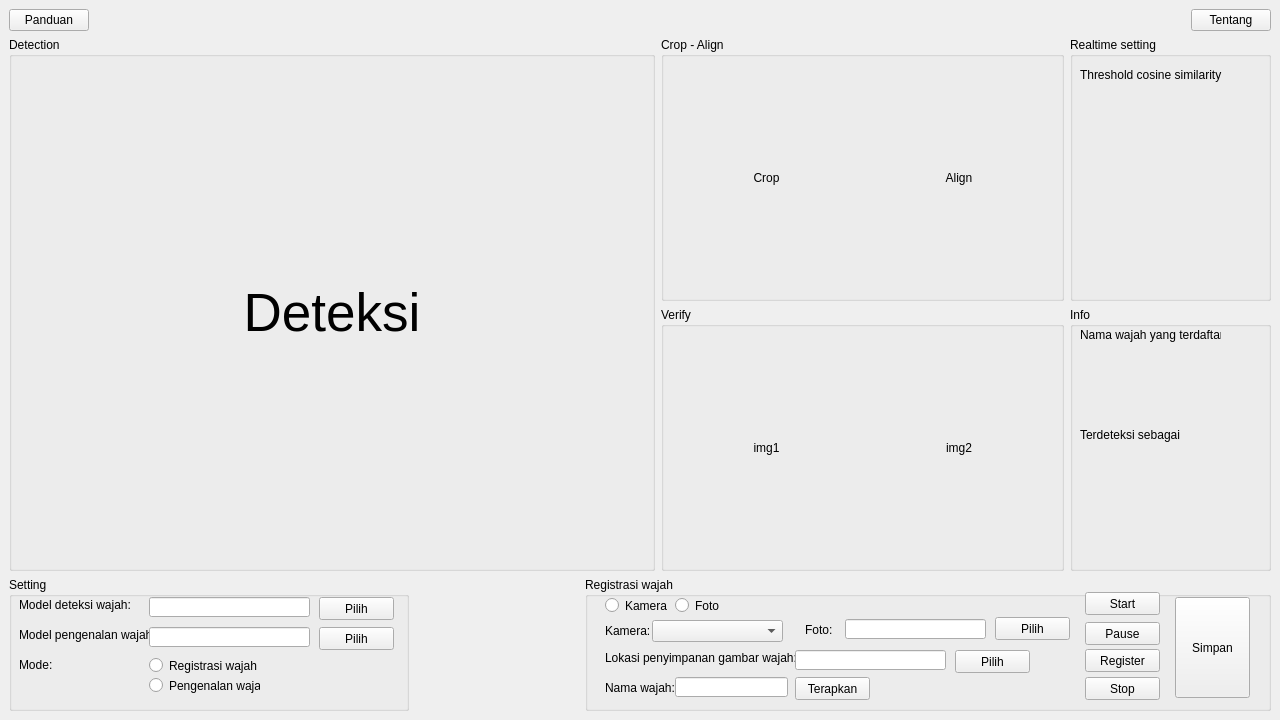
Old version of the form desain_v1.5.ui in the repository yusufpraditya/face-recognition-app.
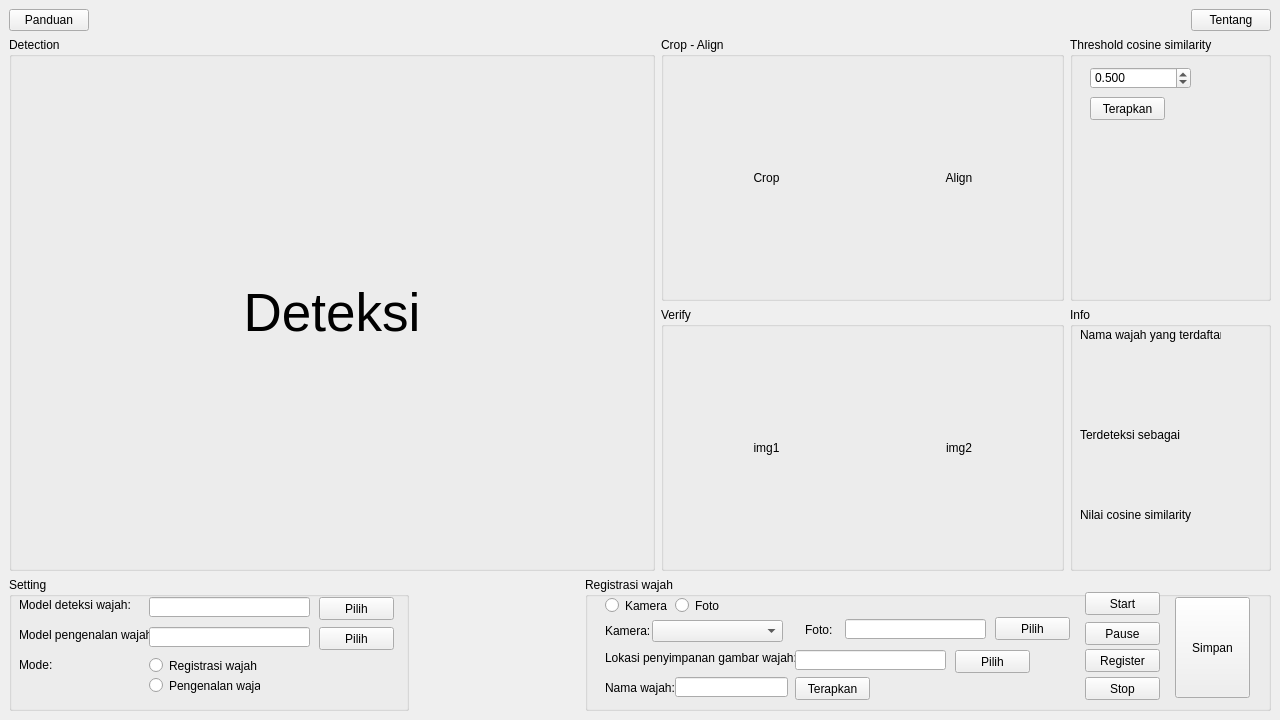
New version of the form.

```diff
--- a/desain_v1.5.ui
+++ b/desain_v1.5.ui
@@ -160,7 +160,7 @@
       <item row="0" column="2" rowspan="2">
        <widget class="QGroupBox" name="boxRTSetting">
         <property name="title">
-         <string>Realtime setting</string>
+         <string>Threshold cosine similarity</string>
         </property>
         <property name="checkable">
          <bool>false</bool>
@@ -168,17 +168,39 @@
         <property name="checked">
          <bool>false</bool>
         </property>
-        <widget class="QLabel" name="label_13">
+        <widget class="QDoubleSpinBox" name="doubleSpinBox">
          <property name="geometry">
           <rect>
-           <x>10</x>
+           <x>20</x>
            <y>30</y>
-           <width>151</width>
-           <height>16</height>
+           <width>101</width>
+           <height>22</height>
+          </rect>
+         </property>
+         <property name="decimals">
+          <number>3</number>
+         </property>
+         <property name="maximum">
+          <double>1.000000000000000</double>
+         </property>
+         <property name="singleStep">
+          <double>0.100000000000000</double>
+         </property>
+         <property name="value">
+          <double>0.500000000000000</double>
+         </property>
+        </widget>
+        <widget class="QPushButton" name="pushButton_18">
+         <property name="geometry">
+          <rect>
+           <x>20</x>
+           <y>60</y>
+           <width>75</width>
+           <height>23</height>
           </rect>
          </property>
          <property name="text">
-          <string>Threshold cosine similarity</string>
+          <string>Terapkan</string>
          </property>
         </widget>
        </widget>
@@ -214,6 +236,19 @@
           <string>Terdeteksi sebagai</string>
          </property>
         </widget>
+        <widget class="QLabel" name="label_13">
+         <property name="geometry">
+          <rect>
+           <x>10</x>
+           <y>200</y>
+           <width>141</width>
+           <height>16</height>
+          </rect>
+         </property>
+         <property name="text">
+          <string>Nilai cosine similarity</string>
+         </property>
+        </widget>
        </widget>
       </item>
      </layout>
```
